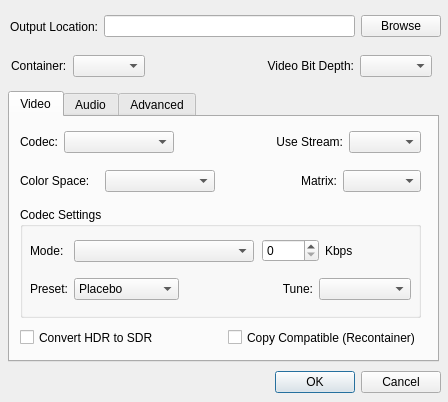
Before: the Qt Designer form Source/configure.ui in l33tmeatwad/AMVtool, drawn with Qt 5.
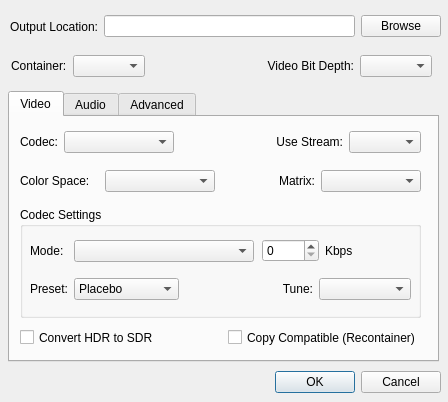
After: the same form once the commit is applied.

```diff
--- a/Source/configure.ui
+++ b/Source/configure.ui
@@ -136,6 +136,12 @@
           <verstretch>0</verstretch>
          </sizepolicy>
         </property>
+        <property name="minimumSize">
+         <size>
+          <width>100</width>
+          <height>0</height>
+         </size>
+        </property>
         <property name="maximumSize">
          <size>
           <width>110</width>
```
